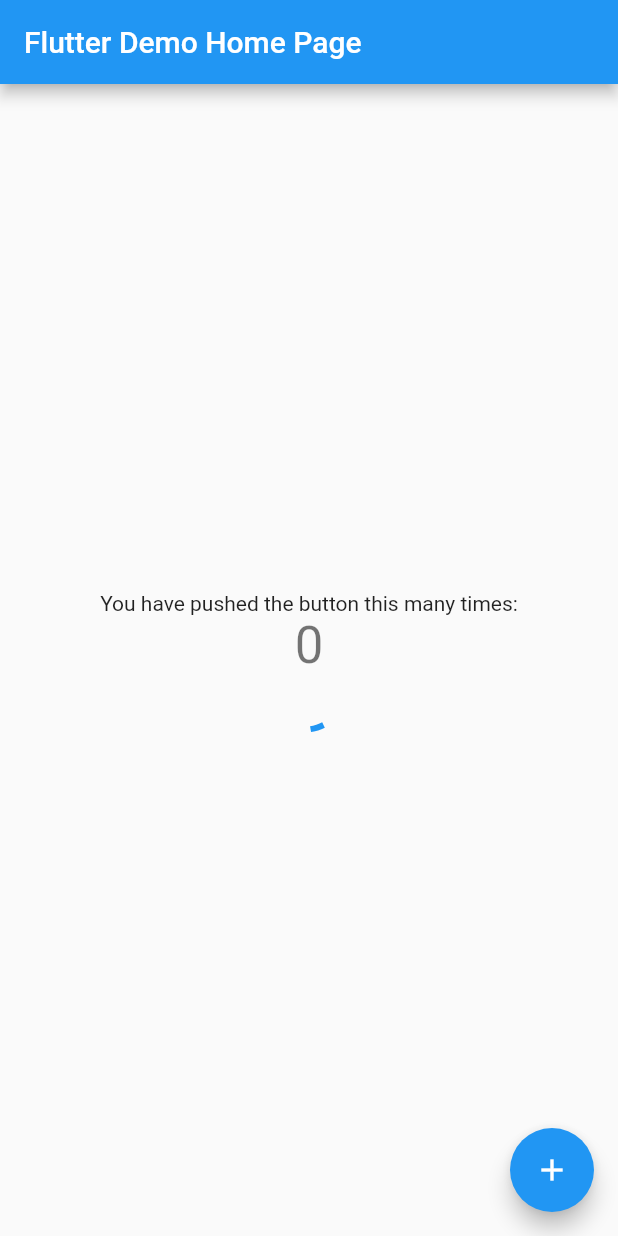
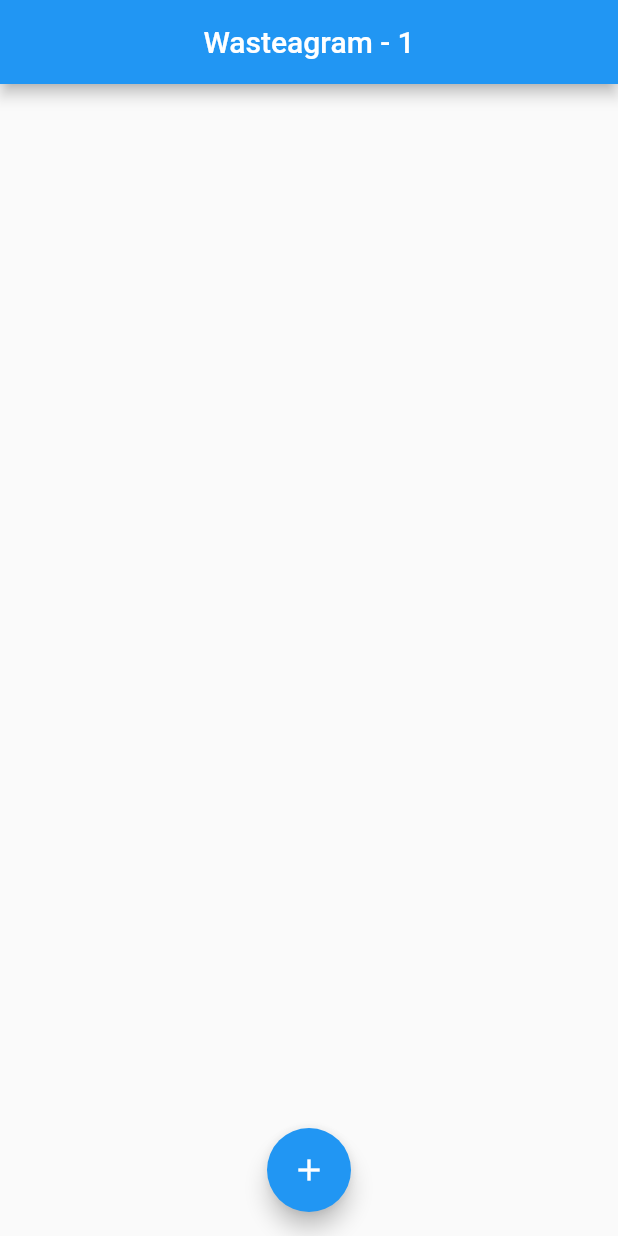
Before and after one commit to albrechtmc/CS492-Project-5, a Flutter app: the screen it shows after launch, on a phone screen of 412 x 824 dp. Run offline on Flutter 3.47's test engine with Material 2 defaults, Android fonts, the phone set to English and light mode, and no system bars; our stand-ins replace cloud_firestore, firebase_storage, location; accounts and stored records are empty.

Commit message:
added firebase interactivity

```diff
--- a/lib/app.dart
+++ b/lib/app.dart
@@ -1,7 +1,8 @@
 import 'package:flutter/material.dart';
 import 'homepage.dart';
+import 'viewentry.dart';
 
-class MyApp extends StatelessWidget {
+class App extends StatelessWidget {
   // This widget is the root of your application.
   @override
   Widget build(BuildContext context) {
@@ -19,7 +20,11 @@ class MyApp extends StatelessWidget {
         // is not restarted.
         primarySwatch: Colors.blue,
       ),
-      home: MyHomePage(title: 'Flutter Demo Home Page'),
+      routes: {
+        "/": (context) => HomePage(title: 'Wasteagram - '),
+        //"/createEntry": (context) => CreateEntry(),
+        "/viewEntry": (context) => ViewEntry(),
+      },
     );
   }
 }
--- a/lib/homepage.dart
+++ b/lib/homepage.dart
@@ -1,25 +1,18 @@
 import 'package:flutter/material.dart';
 import 'package:location/location.dart';
+import 'package:cloud_firestore/cloud_firestore.dart';
+import 'package:firebase_storage/firebase_storage.dart';
 
-class MyHomePage extends StatefulWidget {
-  MyHomePage({Key key, this.title}) : super(key: key);
-
-  // This widget is the home page of your application. It is stateful, meaning
-  // that it has a State object (defined below) that contains fields that affect
-  // how it looks.
-
-  // This class is the configuration for the state. It holds the values (in this
-  // case the title) provided by the parent (in this case the App widget) and
-  // used by the build method of the State. Fields in a Widget subclass are
-  // always marked "final".
+class HomePage extends StatefulWidget {
+  HomePage({Key key, this.title}) : super(key: key);
 
   final String title;
 
   @override
-  _MyHomePageState createState() => _MyHomePageState();
+  _HomePageState createState() => _HomePageState();
 }
 
-class _MyHomePageState extends State<MyHomePage> {
+class _HomePageState extends State<HomePage> {
 
   LocationData locationData;
 
@@ -59,44 +52,20 @@ class _MyHomePageState extends State<MyHomePage> {
       appBar: AppBar(
         // Here we take the value from the MyHomePage object that was created by
         // the App.build method, and use it to set our appbar title.
-        title: Text(widget.title),
+        title: Center(child: Text(widget.title + "1")),
       ),
-      body: Center(
-        // Center is a layout widget. It takes a single child and positions it
-        // in the middle of the parent.
-        child: Column(
-          // Column is also a layout widget. It takes a list of children and
-          // arranges them vertically. By default, it sizes itself to fit its
-          // children horizontally, and tries to be as tall as its parent.
-          //
-          // Invoke "debug painting" (press "p" in the console, choose the
-          // "Toggle Debug Paint" action from the Flutter Inspector in Android
-          // Studio, or the "Toggle Debug Paint" command in Visual Studio Code)
-          // to see the wireframe for each widget.
-          //
-          // Column has various properties to control how it sizes itself and
-          // how it positions its children. Here we use mainAxisAlignment to
-          // center the children vertically; the main axis here is the vertical
-          // axis because Columns are vertical (the cross axis would be
-          // horizontal).
-          mainAxisAlignment: MainAxisAlignment.center,
-          children: <Widget>[
-            Text(
-              'You have pushed the button this many times:',
-            ),
-            Text(
-              '$_counter',
-              style: Theme.of(context).textTheme.display1,
-            ),
-            locationText(),
-          ],
-        ),
+      body: Container(
+        child: LayoutBuilder(builder: (context, constraints) {
+          return wasteScaffold();
+        },
+        )
       ),
       floatingActionButton: FloatingActionButton(
         onPressed: _incrementCounter,
         tooltip: 'Increment',
         child: Icon(Icons.add),
-      ), // This trailing comma makes auto-formatting nicer for build methods.
+      ),
+      floatingActionButtonLocation: FloatingActionButtonLocation.centerFloat, // This trailing comma makes auto-formatting nicer for build methods.
     );
   }
   Widget locationText() {
@@ -113,4 +82,59 @@ class _MyHomePageState extends State<MyHomePage> {
       );
     }
   }
+  Widget wasteScaffold() {
+    return StreamBuilder(
+      stream: Firestore.instance.collection('wasteList').snapshots(),
+      builder: (content, snapshot) {
+        if(snapshot.hasData) {
+          return ListView.builder(itemCount: snapshot.data.documents.length,
+          itemBuilder: (context, index) {
+            var post = snapshot.data.documents[index];
+            return ListTile(
+              leading: Column(mainAxisAlignment: MainAxisAlignment.center,
+                children:[Text(post['date'].toString())]),
+              trailing: Text(post['items'].toString()),
+              onTap: () => onTapped(/*journal, index*/)
+            );
+          });
+        }
+        else {
+          return Center(
+            child: Column(mainAxisAlignment: MainAxisAlignment.center,
+              children: [CircularProgressIndicator() ]
+            ),
+          );
+        }
+      }
+    );
+    /*if(/*list.entries.length == 0*/false) {
+      return Center(
+        child: Column(mainAxisAlignment: MainAxisAlignment.center,
+          children: [CircularProgressIndicator() ]
+        ),
+      );
+    }
+    else {
+      return ListView.builder(itemCount: 1, itemBuilder: (context, index) {
+        return ListTile(
+          leading: Column(mainAxisAlignment: MainAxisAlignment.center,
+            children:[Text("Monday, March 8")]),
+          trailing: Text("7"),
+          onTap: () => onTapped(/*journal, index*/)
+        );
+      });
+    }*/
+  }
+
+    void onTapped(/*journal, index*/) {
+    Navigator.pushNamed(context,
+      "/viewEntry",
+      /*arguments: JournalArguments(
+        journal.entries[index].title,
+        journal.entries[index].body,
+        journal.entries[index].rating,
+        journal.entries[index].dateTime
+      )*/
+    );
+  }
 }
--- a/lib/main.dart
+++ b/lib/main.dart
@@ -2,4 +2,4 @@ import 'package:flutter/material.dart';
 import 'app.dart';
 
 
-void main() => runApp(MyApp());
+void main() => runApp(App());
--- /dev/null
+++ b/lib/viewentry.dart
@@ -0,0 +1,30 @@
+import 'package:flutter/material.dart';
+
+class ViewEntry extends StatelessWidget {
+  @override
+  Widget build(BuildContext context) {
+
+    //final JournalArguments args = ModalRoute.of(context).settings.arguments;
+
+    return Scaffold(
+      appBar: AppBar(
+        title: Text("Wasteagram"),
+      ),
+      body: Padding(
+        padding: const EdgeInsets.all(8.0),
+        child: Column(mainAxisAlignment: MainAxisAlignment.center,
+          children: [Text("Monday, March 8 2020", style: TextStyle(fontSize: 32)),Placeholder(), Text("Items: 7"), Text("Geolocation")]
+        ),
+      ),
+    );
+  }
+}
+
+class JournalArguments {
+  final String title;
+  final String body;
+  final int rating;
+  final int dateTime;
+
+  JournalArguments(this.title, this.body, this.rating, this.dateTime);
+}
--- a/pubspec.yaml
+++ b/pubspec.yaml
@@ -21,6 +21,8 @@ dependencies:
     sdk: flutter
   cupertino_icons: ^0.1.2
   location: ^2.3.5
+  firebase_storage: ^3.1.3
+  cloud_firestore: ^0.13.4+1
 
 dev_dependencies:
   flutter_test:
```
